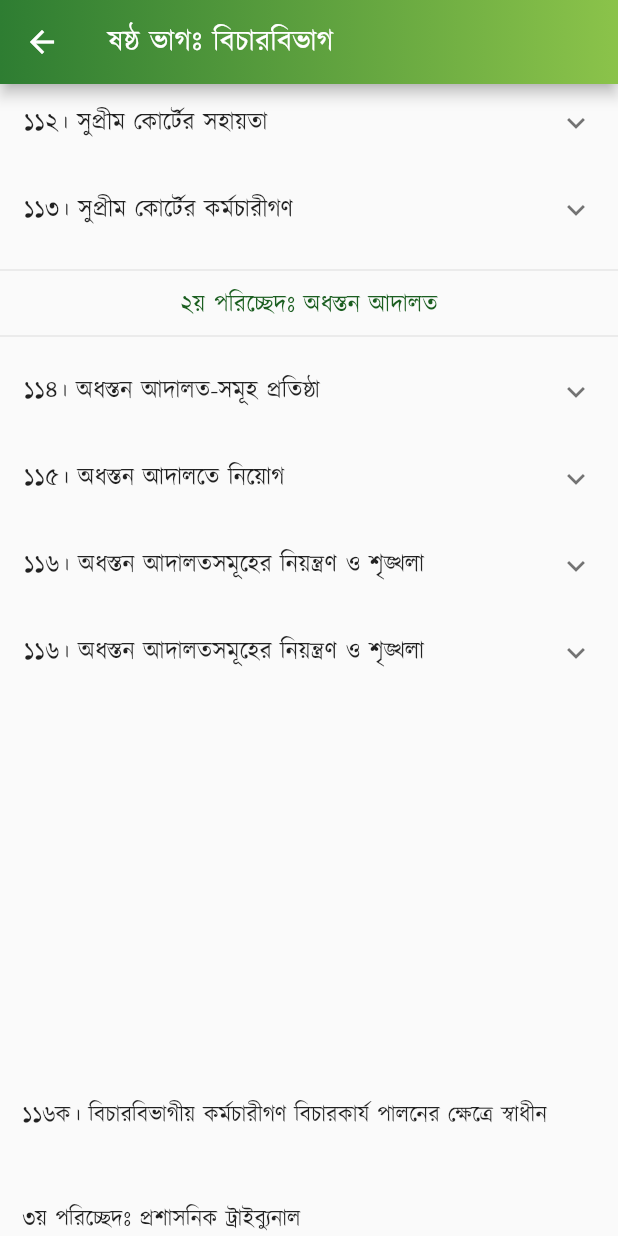
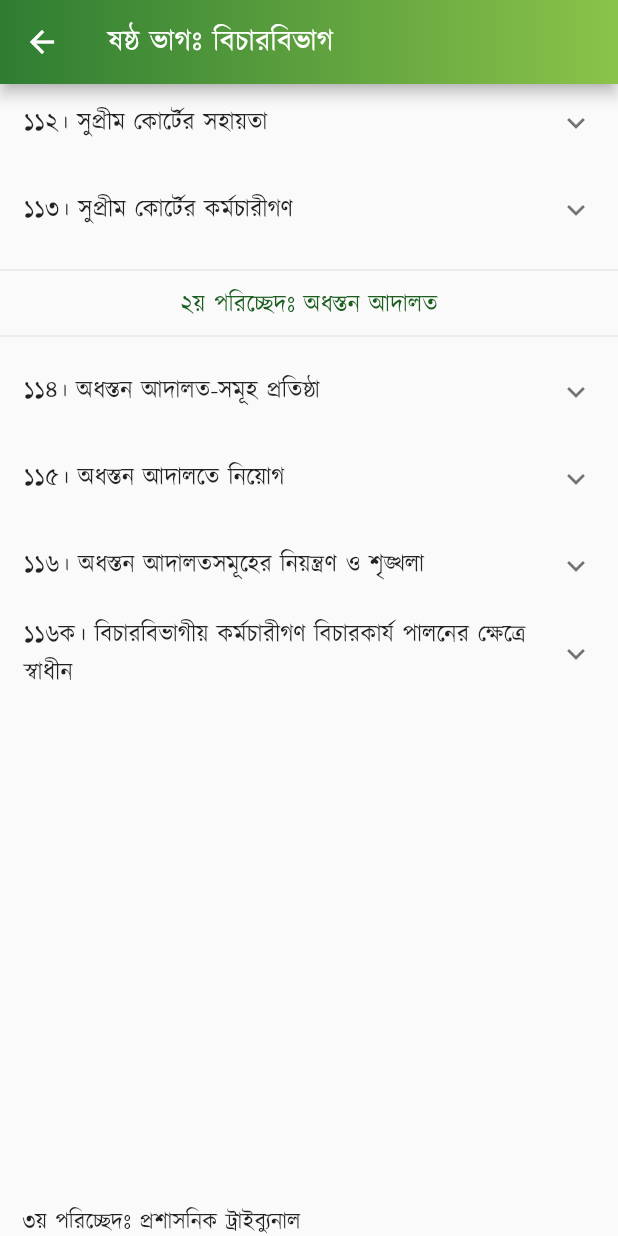
Before and after one commit to Azimul-Haque/flutter-onesignal, a Flutter app: the PartSix screen opened directly, scrolled down 1152 dp, on a phone screen of 412 x 824 dp. Run offline on Flutter 3.47's test engine with Material 2 defaults, Android fonts, the phone set to English and light mode, and no system bars; our stand-ins replace fluttertoast, package_info_plus, percent_indicator, shared_preferences, sqflite; missing offline and left inert: blinking_text, flutter_share, onesignal_flutter, slide_popup_dialog; accounts and stored records are empty; network calls fail.

Commit message:
Commit Fri 04/29/2022 14:26:00.18 11678

```diff
--- a/lib/pages/constitution/part6.dart
+++ b/lib/pages/constitution/part6.dart
@@ -378,7 +378,8 @@ class PartSix extends StatelessWidget {
             ],
           ),
           ExpansionTile(
-            title: Text('১১৬। অধস্তন আদালতসমূহের নিয়ন্ত্রণ ও শৃঙ্খলা'),
+            title: Text(
+                '১১৬ক। বিচারবিভাগীয় কর্মচারীগণ বিচারকার্য পালনের ক্ষেত্রে স্বাধীন'),
             children: <Widget>[
               ListTile(
                   title: Text(
@@ -391,7 +392,7 @@ class PartSix extends StatelessWidget {
             padding: EdgeInsets.all(15),
             child: Column(children: <Widget>[
               Text(
-                "\n\n\n \n\n \n\n \n\n \n\n১১৬ক। বিচারবিভাগীয় কর্মচারীগণ বিচারকার্য পালনের ক্ষেত্রে স্বাধীন \n\n\n৩য় পরিচ্ছেদঃ প্রশাসনিক ট্রাইব্যুনাল \n\n১১৭। প্রশাসনিক ট্রাইব্যুনালসমূহ \n\n\nষষ্ঠ ক ভাগ-জাতীয়দল [সংবিধান (পঞ্চদশ সংশোধন) আইন, ২০১১ (২০১১ সনের ১৪ নং আইন)-এর ৪১ ধারাবলে বিলুপ্ত।]",
+                "\n\n\n \n\n \n\n \n\n \n\n \n\n\n৩য় পরিচ্ছেদঃ প্রশাসনিক ট্রাইব্যুনাল \n\n১১৭। প্রশাসনিক ট্রাইব্যুনালসমূহ \n\n\nষষ্ঠ ক ভাগ-জাতীয়দল [সংবিধান (পঞ্চদশ সংশোধন) আইন, ২০১১ (২০১১ সনের ১৪ নং আইন)-এর ৪১ ধারাবলে বিলুপ্ত।]",
                 style:
                     TextStyle(color: Colors.black87, fontSize: 15, height: 1.5),
                 textAlign: TextAlign.justify,
```
